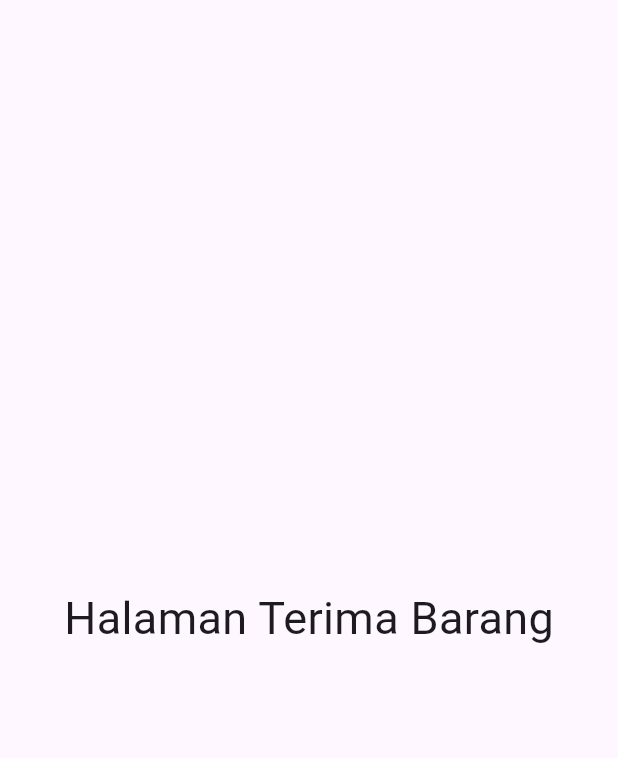
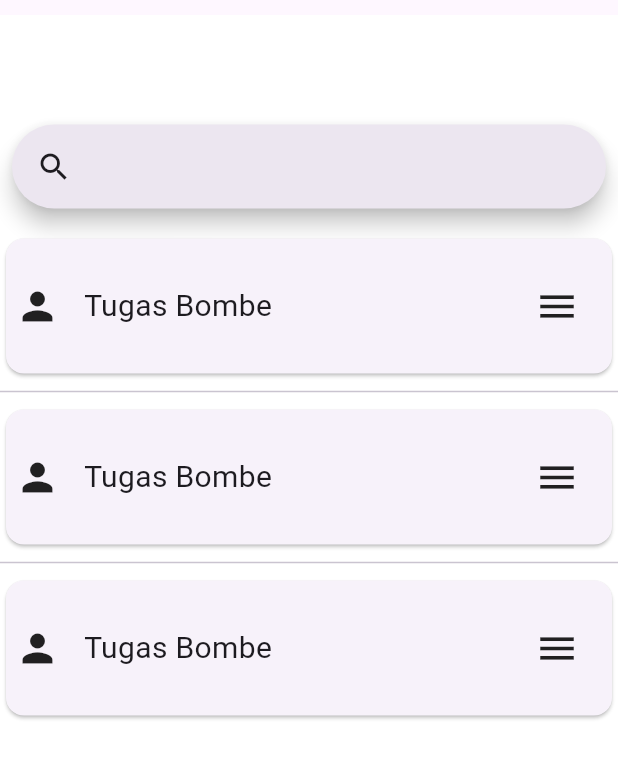
Before and after one commit to txnu/AndrasLaundry, a Flutter app: the TerimaBarang widget shown alone on an empty page, opened directly, on a phone screen of 412 x 824 dp. Shown: the top 758 px of the screen. Run offline on Flutter 3.47's test engine with Material 3 defaults, Android fonts, the phone set to English and light mode, and no system bars; our stand-ins replace awesome_dialog, dio, google_maps_flutter, progress_dialog_null_safe; missing offline and left inert: svg_flutter; network calls fail.

Commit message:
Update terima_barang_widget.dart

```diff
--- a/andraslaundry/lib/Screens/User/widget/terima_barang_widget.dart
+++ b/andraslaundry/lib/Screens/User/widget/terima_barang_widget.dart
@@ -1,19 +1,102 @@
 import 'package:flutter/material.dart';
 
 class TerimaBarang extends StatelessWidget {
-  const TerimaBarang({super.key});
+  TerimaBarang({super.key});
+
+  final List<String> entries = <String>['A', 'B', 'C'];
+  final List<int> colorCodes = <int>[600, 500, 100];
 
   @override
   Widget build(BuildContext context) {
-    return Scaffold(
-      body: Center(
-        child: Container(
-          child: Text(
-            'Halaman Terima Barang',
-            style: TextStyle(fontSize: 30),
+    return Column(
+      children: [
+        Container(
+          margin: EdgeInsets.symmetric(vertical: 10),
+          padding: EdgeInsets.symmetric(vertical: 65),
+          height: 800,
+          decoration: BoxDecoration(color: Colors.white),
+          child: Column(
+            children: [
+              Padding(
+                padding: EdgeInsets.all(8),
+                child: SearchAnchor(
+                  builder: (BuildContext context, SearchController controller) {
+                    return SearchBar(
+                      controller: controller,
+                      padding: MaterialStatePropertyAll<EdgeInsets>(
+                        EdgeInsets.symmetric(horizontal: 16.0),
+                      ),
+                      leading: Icon(Icons.search),
+                    );
+                  },
+                  suggestionsBuilder:
+                      (BuildContext context, SearchController controller) {
+                    return List<ListTile>.generate(5, (int index) {
+                      final String item = 'item $index';
+                      return ListTile(
+                        title: Text(item),
+                        onTap: () {},
+                      );
+                    });
+                  },
+                ),
+              ),
+              Expanded(
+                child: ListView.separated(
+                  padding: const EdgeInsets.symmetric(vertical: 8),
+                  itemCount: entries.length,
+                  itemBuilder: (BuildContext context, int index) {
+                    return GestureDetector(
+                      onTap: () {},
+                      child: Card(
+                        child: Padding(
+                          padding: EdgeInsets.symmetric(vertical: 30),
+                          child: Row(
+                            children: [
+                              Align(
+                                alignment: Alignment.center,
+                                child: Container(
+                                  padding: EdgeInsets.symmetric(horizontal: 6),
+                                  child: Icon(
+                                    Icons.person,
+                                    size: 30,
+                                  ),
+                                ),
+                              ),
+                              SizedBox(
+                                width: 10,
+                              ),
+                              Container(
+                                width: MediaQuery.sizeOf(context).width / 1.4,
+                                child: Text(
+                                  "Tugas Bombe",
+                                  style: TextStyle(fontSize: 20),
+                                ),
+                              ),
+                              Align(
+                                alignment: Alignment.centerRight,
+                                child: Container(
+                                  padding: EdgeInsets.symmetric(horizontal: 6),
+                                  child: Icon(
+                                    Icons.menu,
+                                    size: 30,
+                                  ),
+                                ),
+                              ),
+                            ],
+                          ),
+                        ),
+                      ),
+                    );
+                  },
+                  separatorBuilder: (BuildContext context, int index) =>
+                      const Divider(),
+                ),
+              ),
+            ],
           ),
         ),
-      ),
+      ],
     );
   }
 }
```
